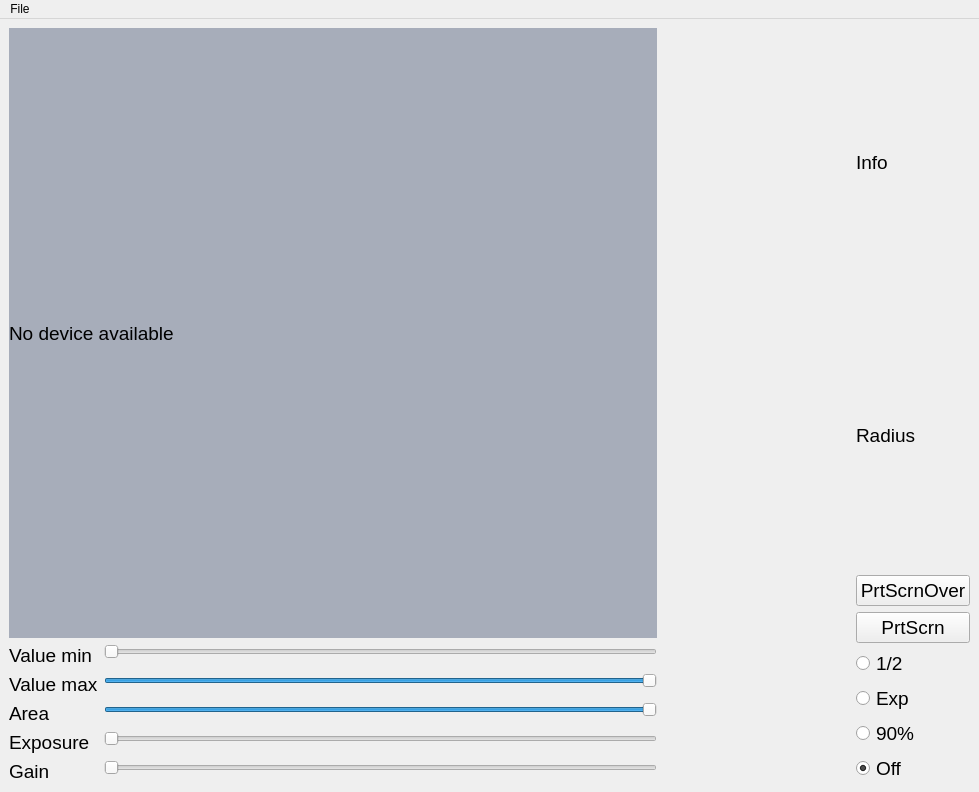
The window that app_5/ui/main.ui (Fnska/gui_apps) describes before a commit, drawn with Qt 5.
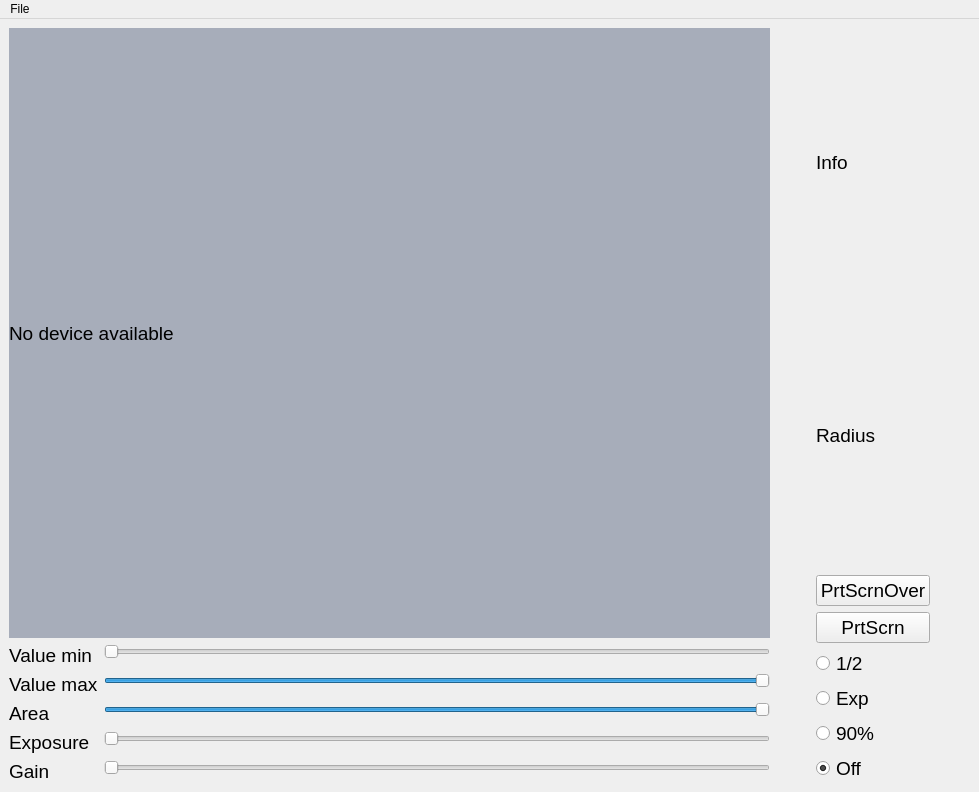
The same window after the commit.

What changed in the file:
```diff
--- a/app_5/ui/main.ui
+++ b/app_5/ui/main.ui
@@ -125,7 +125,7 @@
              </sizepolicy>
             </property>
             <property name="minimum">
-             <number>10000</number>
+             <number>10</number>
             </property>
             <property name="maximum">
              <number>5000000</number>
@@ -211,14 +211,17 @@
      </layout>
     </item>
     <item>
-     <spacer name="horizontalSpacer">
+     <spacer name="horizontalSpacer_2">
       <property name="orientation">
        <enum>Qt::Horizontal</enum>
       </property>
+      <property name="sizeType">
+       <enum>QSizePolicy::Maximum</enum>
+      </property>
       <property name="sizeHint" stdset="0">
        <size>
-        <width>80</width>
-        <height>20</height>
+        <width>40</width>
+        <height>0</height>
        </size>
       </property>
      </spacer>
@@ -340,6 +343,22 @@
       </item>
      </layout>
     </item>
+    <item>
+     <spacer name="horizontalSpacer">
+      <property name="orientation">
+       <enum>Qt::Horizontal</enum>
+      </property>
+      <property name="sizeType">
+       <enum>QSizePolicy::Maximum</enum>
+      </property>
+      <property name="sizeHint" stdset="0">
+       <size>
+        <width>40</width>
+        <height>0</height>
+       </size>
+      </property>
+     </spacer>
+    </item>
    </layout>
   </widget>
   <widget class="QMenuBar" name="menubar">
```
